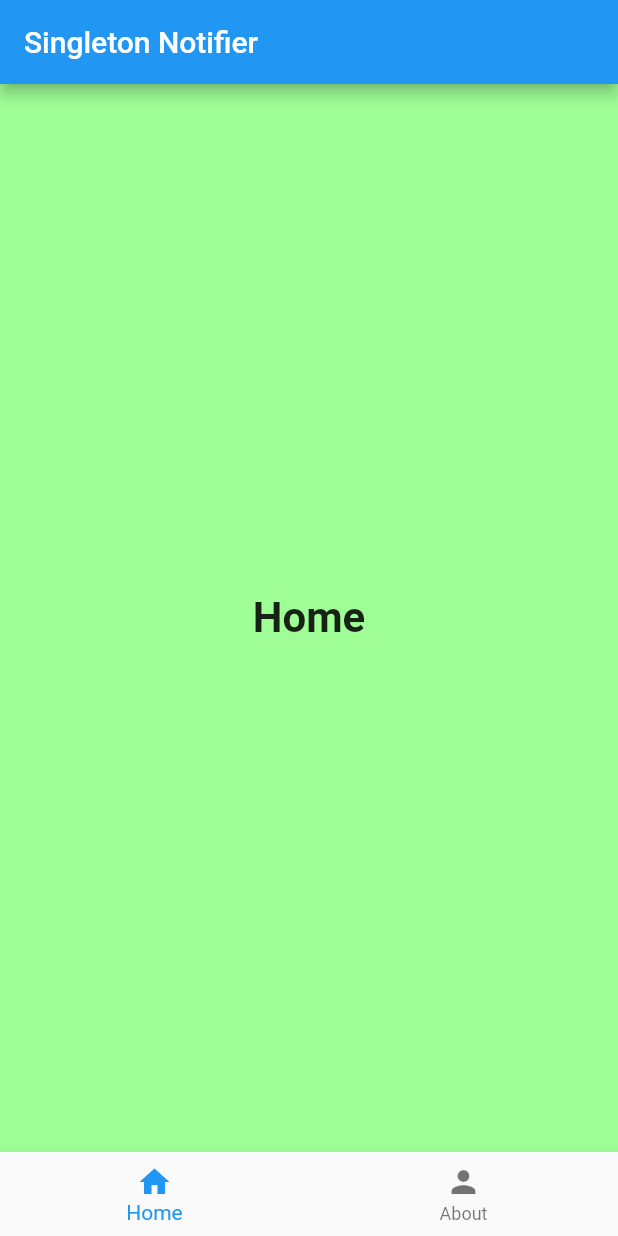
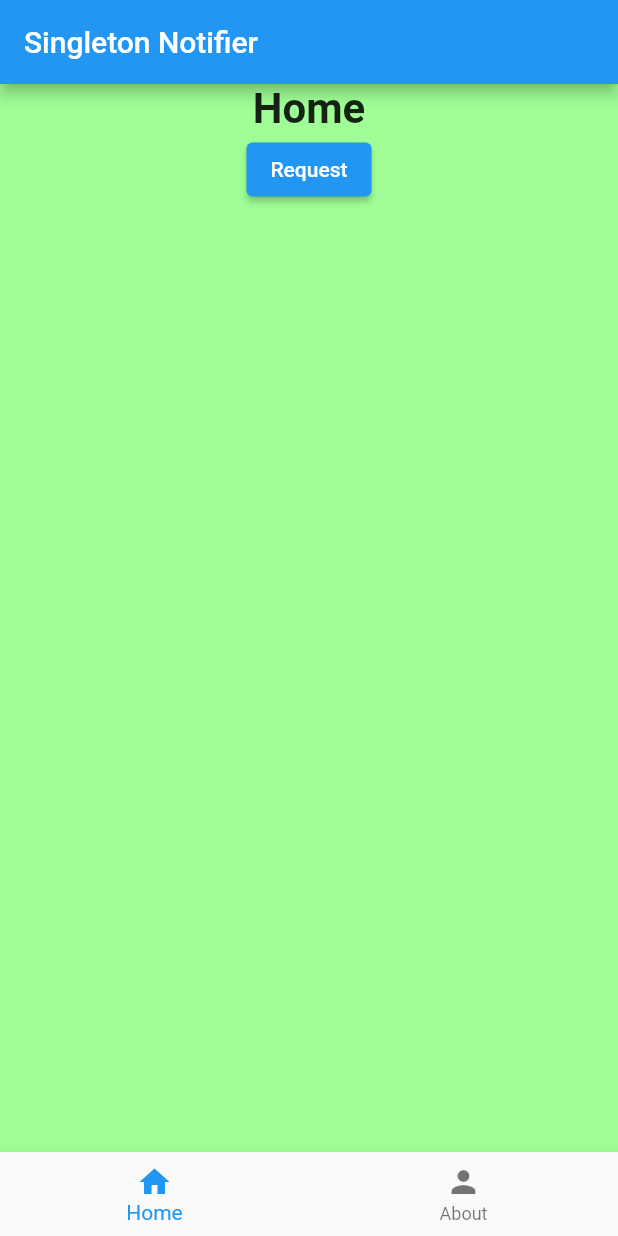
Before and after one commit to DavidPerezContreras/singleton_notifier, a Flutter app: the RootWidget screen opened directly, on a phone screen of 412 x 824 dp. Run offline on Flutter 3.47's test engine with Material 2 defaults, Android fonts, the light colour scheme and no system bars.

Commit message:
Simple HTTP REQUEST

```diff
--- /dev/null
+++ b/lib/data/movie_data_impl.dart
@@ -0,0 +1,14 @@
+import 'package:singleton_notifier/data/movies/remote/movie_remote_impl.dart';
+import 'package:singleton_notifier/domain/movie_repository.dart';
+import 'package:singleton_notifier/model/movie.dart';
+
+class MovieDataImpl implements MovieRepository {
+  final MovieRemoteImpl _movieRemoteImpl;
+
+  MovieDataImpl(this._movieRemoteImpl);
+
+  @override
+  Future<List<Movie>> getMovies() {
+    return _movieRemoteImpl.getMovies();
+  }
+}
--- /dev/null
+++ b/lib/domain/movie_repository.dart
@@ -0,0 +1,5 @@
+import 'package:singleton_notifier/model/movie.dart';
+
+abstract class MovieRepository {
+  Future<List<Movie>> getMovies();
+}
--- a/lib/view/pages/home_page.dart
+++ b/lib/view/pages/home_page.dart
@@ -1,4 +1,8 @@
 import 'package:flutter/material.dart';
+import 'package:singleton_notifier/data/movie_data_impl.dart';
+import 'package:singleton_notifier/data/movies/remote/movie_remote_impl.dart';
+import 'package:singleton_notifier/domain/movie_repository.dart';
+import 'package:singleton_notifier/model/movie.dart';
 
 class HomePage extends StatefulWidget {
   const HomePage({super.key});
@@ -8,15 +12,35 @@ class HomePage extends StatefulWidget {
 }
 
 class _HomePageState extends State<HomePage> {
+  final MovieRepository _movieRepository = MovieDataImpl(MovieRemoteImpl());
+  late List<Movie> listOfMovies;
+
   @override
   Widget build(BuildContext context) {
     return SizedBox.expand(
       child: ColoredBox(
-        color: Color.fromARGB(255, 159, 255, 150),
+        color: const Color.fromARGB(255, 159, 255, 150),
         child: Center(
-          child: Text(
-            "Home",
-            style: TextStyle(fontSize: 28, fontWeight: FontWeight.bold),
+          child: Column(
+            children: [
+              const Text(
+                "Home",
+                style: TextStyle(fontSize: 28, fontWeight: FontWeight.bold),
+              ),
+              ElevatedButton(
+                onPressed: () {
+                  _movieRepository.getMovies().then(
+                    (value) {
+                      listOfMovies = value;
+                      print("debug");
+                    },
+                  ).catchError((e) {
+                    //Handle error.
+                  });
+                },
+                child: const Text("Request"),
+              )
+            ],
           ),
         ),
       ),
--- a/lib/view/pages/root_widget.dart
+++ b/lib/view/pages/root_widget.dart
@@ -12,11 +12,11 @@ class RootWidget extends StatelessWidget {
   Widget build(BuildContext context) {
     return Scaffold(
       body: PageView(
-        children: [HomePage(), AboutPage()],
         onPageChanged: (newValue) {
           RouteSingleton.instance.currentIndexNotifier.value = newValue;
         },
         controller: RouteSingleton.instance.pageController,
+        children: const [HomePage(), AboutPage()],
       ),
       appBar: AppBar(
         title: const Text("Singleton Notifier"),
@@ -33,7 +33,7 @@ class RootWidget extends StatelessWidget {
             RouteSingleton.instance.currentIndexNotifier.value =
                 newValue; //Update BottomNavigationBar current index
             RouteSingleton.instance.pageController.animateToPage(newValue,
-                duration: Duration(milliseconds: 200),
+                duration: const Duration(milliseconds: 200),
                 curve: Curves
                     .easeOutExpo); //Tell PageView's pageController to go to appropiate page
           },
```
Also changed, not shown: lib/data/movies/remote/movie_remote_impl.dart (added, +20 -0 lines), lib/model/movie.dart (+8 -8 lines), lib/view/pages/login_widget.dart (+23 -18 lines), 1 other file.
